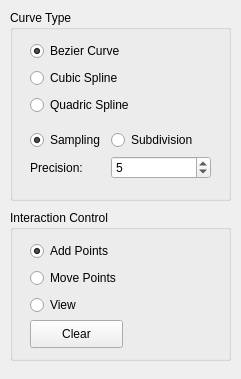
Wulonghua/GeometricModeling, file GeoModeling/Control.ui: the form before one commit.
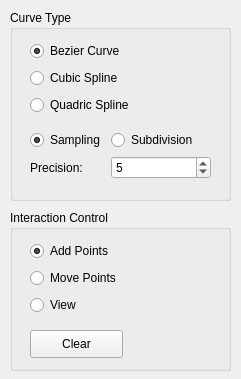
The form after the commit.

The edit to the form file:
```diff
--- a/GeoModeling/Control.ui
+++ b/GeoModeling/Control.ui
@@ -123,7 +123,7 @@
      <x>10</x>
      <y>210</y>
      <width>221</width>
-     <height>151</height>
+     <height>161</height>
     </rect>
    </property>
    <property name="title">
@@ -169,7 +169,7 @@
     <property name="geometry">
      <rect>
       <x>20</x>
-      <y>110</y>
+      <y>120</y>
       <width>93</width>
       <height>28</height>
      </rect>
```
Left out of the diff: 2 changed lines with no effect on the pictures.
